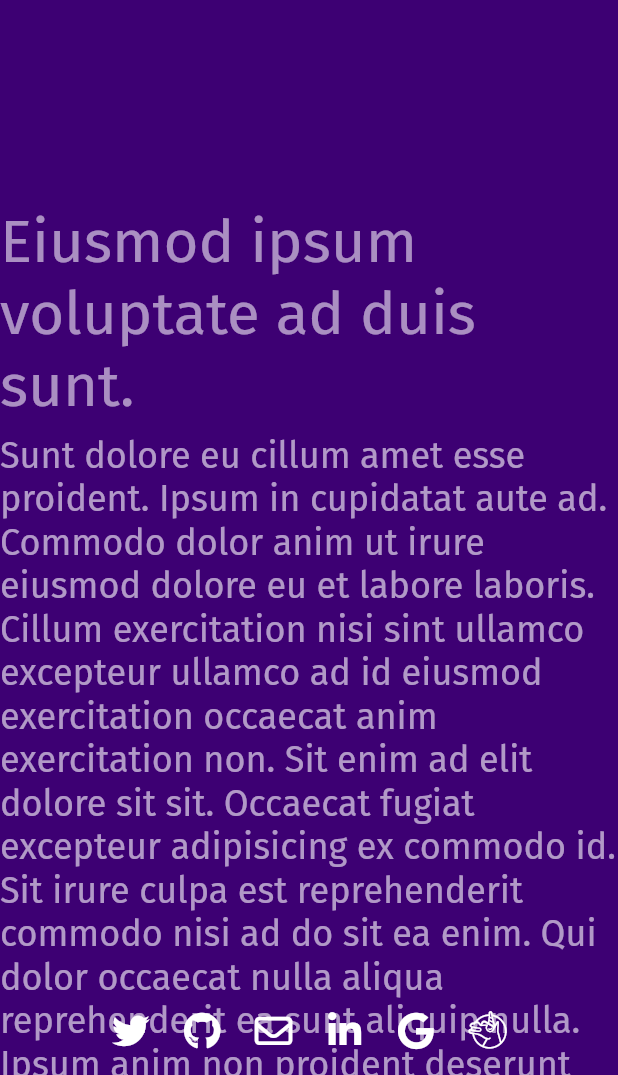
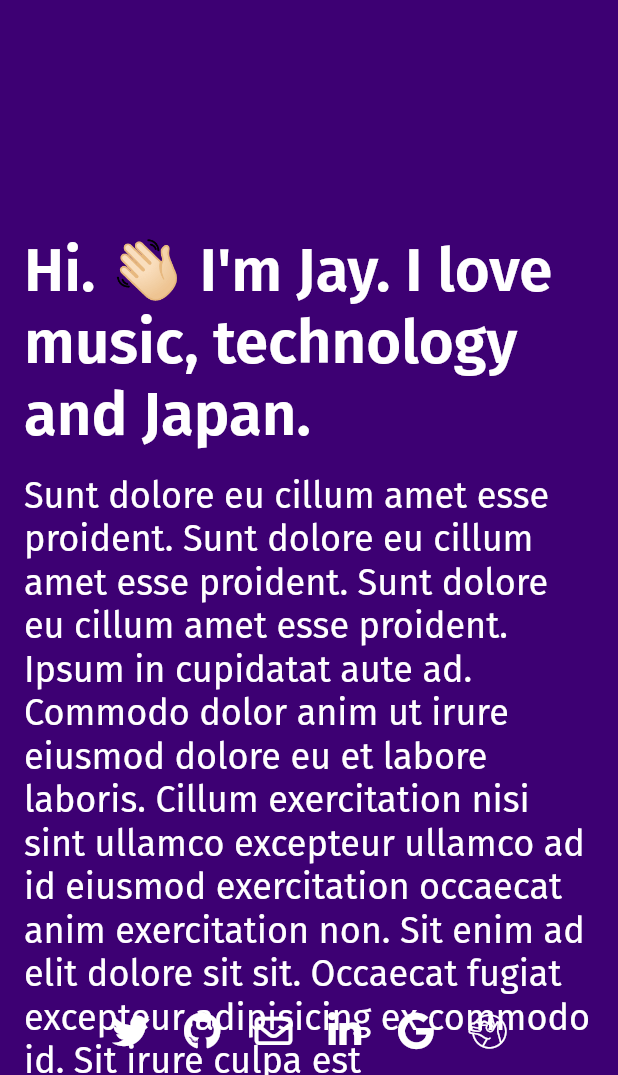
Before and after one commit to jfk-dev/portfolio, a Flutter app: the screen it shows after launch, scrolled down 576 dp, on a phone screen of 412 x 824 dp, the part 161-1236 px from its top. Run offline on Flutter 3.47's test engine with Material 2 defaults, Android fonts, the phone set to English and light mode, and no system bars; our stand-ins replace font_awesome_flutter, gap, google_fonts.

Commit message:
feat: improve mobile layout, add waves between sections

```diff
--- a/lib/hud/animated_logo.dart
+++ b/lib/hud/animated_logo.dart
@@ -1,5 +1,3 @@
-import 'dart:ui';
-
 import 'package:flutter/material.dart';
 import 'package:portfolio/extensions/extensions.dart';
 import 'package:portfolio/resources/resources.dart';
--- a/lib/hud/animated_social_icons.dart
+++ b/lib/hud/animated_social_icons.dart
@@ -3,10 +3,8 @@ import 'dart:ui';
 import 'package:flutter/material.dart';
 import 'package:font_awesome_flutter/font_awesome_flutter.dart';
 import 'package:portfolio/extensions/extensions.dart';
-import 'package:portfolio/resources/custom_icons.dart';
 import 'package:portfolio/resources/resources.dart';
 import 'package:portfolio/widgets/widgets.dart';
-import 'package:provider/provider.dart';
 import 'package:url_launcher/url_launcher.dart';
 
 class AnimatedSocialIcons extends StatelessWidget {
--- a/lib/page_sections/all_page_sections.dart
+++ b/lib/page_sections/all_page_sections.dart
@@ -27,7 +27,9 @@ class PageSections extends StatelessWidget {
         for (var i = 0; i < colors.length; i++)
           Provider(
             create: (_) => PageSectionContext(pageIndex: i + 1),
-            child: Container(
+            child: Column(
+              children: [
+                Container(
                   width: size.width,
                   height: size.height,
                   color: colors.elementAt(i),
@@ -40,6 +42,13 @@ class PageSections extends StatelessWidget {
                           ),
                         ),
                 ),
+                if (i != colors.length - 1)
+                  WaveSectionTransition(
+                    fromColor: colors.elementAt(i),
+                    toColor: colors.elementAt(i + 1),
+                  ),
+              ],
+            ),
           ),
       ],
     );
--- a/lib/page_sections/page_sections.dart
+++ b/lib/page_sections/page_sections.dart
@@ -1,5 +1,6 @@
 export 'all_page_sections.dart';
 export 'page_section_context.dart';
+export 'section_layout.dart';
 export 'sections/sections.dart';
-export 'section_layout.dart';
+export 'wave_section_transition.dart';
 export 'wave_wallpaper.dart';
--- a/lib/page_sections/section_layout.dart
+++ b/lib/page_sections/section_layout.dart
@@ -1,8 +1,6 @@
 import 'package:flutter/material.dart';
 import 'package:gap/gap.dart';
 import 'package:portfolio/extensions/extensions.dart';
-import 'package:portfolio/page_sections/page_sections.dart';
-import 'package:provider/provider.dart';
 
 enum SectionAlignment { left, right }
 
@@ -25,39 +23,32 @@ class SectionLayout extends StatelessWidget {
   @override
   Widget build(BuildContext context) {
     final mediaQuery = MediaQuery.of(context);
-    final isMobile = mediaQuery.size.width < 600;
-
-    final pageIndex = context.select((PageSectionContext ctx) => ctx.pageIndex);
+    final isMobile = mediaQuery.size.width < 700;
 
     final effectiveTitle = _SectionTitle(child: title);
     final effectiveBody = _SectionBody(child: body);
     final effectiveContent = _SectionContent(child: content);
 
     if (isMobile) {
-      return Column(
-        crossAxisAlignment: CrossAxisAlignment.start,
-        children: [
-          effectiveTitle,
-          const Gap(_overallSpacing),
-          Expanded(
-            child: effectiveBody,
-          ),
-          const Gap(_overallSpacing),
-          effectiveContent,
-        ],
-      );
-    } else {
-      final leftSide = Expanded(
+      return Padding(
+        padding: const EdgeInsets.all(_overallSpacing),
         child: Column(
           crossAxisAlignment: CrossAxisAlignment.start,
           children: [
             effectiveTitle,
             const Gap(_overallSpacing),
+            effectiveBody,
+            const Gap(_overallSpacing),
             Expanded(
-              child: effectiveBody,
+              child: effectiveContent,
             ),
+            const Gap(128),
           ],
         ),
+      );
+    } else {
+      final leftSide = Expanded(
+        child: effectiveBody,
       );
       final rightSide = Expanded(
         child: effectiveContent,
@@ -65,21 +56,31 @@ class SectionLayout extends StatelessWidget {
 
       return Padding(
         padding: const EdgeInsets.all(_overallSpacing),
-        child: Row(
+        child: Column(
+          crossAxisAlignment: CrossAxisAlignment.start,
           children: [
-            if (alignment == SectionAlignment.left) leftSide else rightSide,
-            const Gap(_overallSpacing * 2),
-            if (alignment == SectionAlignment.left) rightSide else leftSide,
+            effectiveTitle,
+            const Gap(_overallSpacing),
+            Expanded(
+              child: Row(
+                crossAxisAlignment: CrossAxisAlignment.start,
+                children: [
+                  if (alignment == SectionAlignment.left)
+                    leftSide
+                  else
+                    rightSide,
+                  const Gap(_overallSpacing * 2),
+                  if (alignment == SectionAlignment.left)
+                    rightSide
+                  else
+                    leftSide,
+                ],
+              ),
+            ),
           ],
         ),
       );
     }
-
-    return Column(
-      children: [
-        _SectionTitle(child: title),
-      ],
-    );
   }
 }
 
@@ -91,7 +92,7 @@ class _SectionTitle extends StatelessWidget {
   @override
   Widget build(BuildContext context) {
     final offsetT = context.clampedPageScrolls(
-      offset: -0.7,
+      offset: -0.9,
       multiplier: 2,
     );
 
@@ -113,7 +114,7 @@ class _SectionBody extends StatelessWidget {
   @override
   Widget build(BuildContext context) {
     final offsetT = context.clampedPageScrolls(
-      offset: -0.6,
+      offset: -0.8,
       multiplier: 2,
     );
 
@@ -121,6 +122,7 @@ class _SectionBody extends StatelessWidget {
       offsetT: offsetT,
       child: DefaultTextStyle.merge(
         style: Theme.of(context).textTheme.headlineSmall,
+        overflow: TextOverflow.fade,
         child: child,
       ),
     );
@@ -134,9 +136,17 @@ class _SectionContent extends StatelessWidget {
 
   @override
   Widget build(BuildContext context) {
-    return DefaultTextStyle.merge(
-      style: Theme.of(context).textTheme.bodyLarge,
-      child: child,
+    final offsetT = context.clampedPageScrolls(
+      offset: -0.7,
+      multiplier: 2,
+    );
+
+    return SlideAndFade(
+      offsetT: offsetT,
+      child: DefaultTextStyle.merge(
+        style: Theme.of(context).textTheme.bodyLarge,
+        child: child,
+      ),
     );
   }
 }
@@ -145,23 +155,31 @@ class SlideAndFade extends StatelessWidget {
   const SlideAndFade({
     super.key,
     this.startOffset = const Offset(0, -32),
+    this.startScale = 0.95,
     required this.offsetT,
     required this.child,
   });
 
   final Offset startOffset;
+  final double startScale;
   final double offsetT;
   final Widget child;
 
   @override
   Widget build(BuildContext context) {
-    final curvedOffset = Curves.easeInOut.transform(offsetT);
+    final curvedSlideOffset = Curves.easeInOut.transform(offsetT);
+    final curvedScaleOffset = Curves.easeInOut.transform(offsetT);
+
+    final currentScale = startScale + (1 - startScale) * curvedScaleOffset;
 
     return Opacity(
       opacity: offsetT,
       child: Transform.translate(
-        offset: Offset.lerp(startOffset, Offset.zero, curvedOffset)!,
-        child: child,
+        offset: Offset.lerp(startOffset, Offset.zero, curvedSlideOffset)!,
+        child: Transform.scale(
+          scale: currentScale,
+          child: child,
+        ),
       ),
     );
   }
--- a/lib/page_sections/sections/introduction_section.dart
+++ b/lib/page_sections/sections/introduction_section.dart
@@ -1,21 +1,24 @@
 import 'package:flutter/material.dart';
 import 'package:portfolio/page_sections/page_sections.dart';
 import 'package:portfolio/widgets/widgets.dart';
-import 'package:provider/provider.dart';
+// import 'package:provider/provider.dart';
 
 class IntroductionSection extends StatelessWidget {
   const IntroductionSection({super.key});
 
   @override
   Widget build(BuildContext context) {
-    final pageContext = context.watch<PageSectionContext>();
+    // final pageContext = context.watch<PageSectionContext>();
 
     // cspell:disable
     return const SectionLayout(
-      title: const Text('Eiusmod ipsum voluptate ad duis sunt.'),
-      body: const Text(
+      title: Text(
+        '''
+Hi. 👋🏻 I'm Jay. I love music, technology and Japan.''',
+      ),
+      body: Text(
         // ignore: lines_longer_than_80_chars
-        'Sunt dolore eu cillum amet esse proident. Ipsum in cupidatat aute ad. Commodo dolor anim ut irure eiusmod dolore eu et labore laboris. Cillum exercitation nisi sint ullamco excepteur ullamco ad id eiusmod exercitation occaecat anim exercitation non. Sit enim ad elit dolore sit sit. Occaecat fugiat excepteur adipisicing ex commodo id. Sit irure culpa est reprehenderit commodo nisi ad do sit ea enim. Qui dolor occaecat nulla aliqua reprehenderit ea sunt aliquip nulla. Ipsum anim non proident deserunt qui reprehenderit deserunt culpa consectetur ullamco commodo cupidatat mollit laborum.',
+        'Sunt dolore eu cillum amet esse proident. Sunt dolore eu cillum amet esse proident. Sunt dolore eu cillum amet esse proident. Ipsum in cupidatat aute ad. Commodo dolor anim ut irure eiusmod dolore eu et labore laboris. Cillum exercitation nisi sint ullamco excepteur ullamco ad id eiusmod exercitation occaecat anim exercitation non. Sit enim ad elit dolore sit sit. Occaecat fugiat excepteur adipisicing ex commodo id. Sit irure culpa est reprehenderit commodo nisi ad do sit ea enim. Qui dolor occaecat nulla aliqua reprehenderit ea sunt aliquip nulla. Ipsum anim non proident deserunt qui reprehenderit deserunt culpa consectetur ullamco commodo cupidatat mollit laborum.',
       ),
       content: ExampleImage(),
     );
--- a/lib/page_sections/wave_wallpaper.dart
+++ b/lib/page_sections/wave_wallpaper.dart
@@ -1,7 +1,5 @@
 import 'package:flutter/material.dart';
-import 'package:portfolio/extensions/extensions.dart';
 import 'package:portfolio/theme/theme.dart';
-import 'package:provider/provider.dart';
 import 'package:wave/config.dart' as wave;
 import 'package:wave/wave.dart';
 
--- a/lib/theme/theme.dart
+++ b/lib/theme/theme.dart
@@ -6,23 +6,20 @@ import 'package:portfolio/theme/theme.dart';
 export 'colors.dart';
 
 abstract class PortfolioTheme {
-  static ThemeData light() {
-    final base = ThemeData.light();
-    return base.copyWith(
-      extensions: const [
-        CustomColors.light(),
-      ],
-      textTheme: GoogleFonts.firaSansTextTheme(base.textTheme),
-    );
-  }
-
   static ThemeData dark() {
     final base = ThemeData.dark();
+    final baseTextTheme = GoogleFonts.firaSansTextTheme(base.textTheme);
+
     return base.copyWith(
       extensions: const [
         CustomColors.dark(),
       ],
-      textTheme: GoogleFonts.firaSansTextTheme(base.textTheme),
+      textTheme: baseTextTheme.copyWith(
+        headlineLarge: baseTextTheme.headlineLarge!.copyWith(
+          fontWeight: FontWeight.w600,
+          color: baseTextTheme.headlineLarge!.color!.withOpacity(1),
+        ),
+      ),
       appBarTheme: base.appBarTheme.copyWith(
         systemOverlayStyle: const SystemUiOverlayStyle(
           statusBarColor: Colors.white,
--- a/packages/wave/lib/config.dart
+++ b/packages/wave/lib/config.dart
@@ -1,3 +1,5 @@
+// ignore_for_file: lines_longer_than_80_chars
+
 import 'package:flutter/widgets.dart';
 
 enum ColorMode {
@@ -7,23 +9,23 @@ enum ColorMode {
   /// Waves using *random* **color**, **alpha** and **amplitude**.
   random,
 
-  /// Waves' colors must be set, and [colors]'s length must equal with [layers]
+  /// Waves' colors must be set, and `colors`'s length must equal with `layers`.
   custom,
 }
 
 abstract class Config {
+  const Config({this.colorMode});
 
-  Config({this.colorMode});
   final ColorMode? colorMode;
 
   static void throwNullError(String colorModeStr, String configStr) {
     throw FlutterError(
-        'When using `ColorMode.$colorModeStr`, `$configStr` must be set.',);
+      'When using `ColorMode.$colorModeStr`, `$configStr` must be set.',
+    );
   }
 }
 
 class CustomConfig extends Config {
-
   CustomConfig({
     this.colors,
     this.gradients,
@@ -32,53 +34,52 @@ class CustomConfig extends Config {
     required this.durations,
     required this.heightPercentages,
     this.blur,
-  })  : assert(() {
+  })  : assert(
+          () {
             if (colors == null && gradients == null) {
               Config.throwNullError('custom', 'colors` or `gradients');
             }
             return true;
-        }(),),
-        assert(() {
+          }(),
+          '`colors` or `gradients` must be set.',
+        ),
+        assert(
+          () {
             if (gradients == null &&
                 (gradientBegin != null || gradientEnd != null)) {
               throw FlutterError(
-                'You set a gradient direction but forgot setting `gradients`.',);
+                'You set a gradient direction but forgot setting `gradients`.',
+              );
             }
             return true;
-        }(),),
-        assert(() {
-          if (durations == null) {
-            Config.throwNullError('custom', 'durations');
-          }
-          return true;
-        }(),),
-        assert(() {
-          if (heightPercentages == null) {
-            Config.throwNullError('custom', 'heightPercentages');
-          }
-          return true;
-        }(),),
-        assert(() {
-          if (colors != null &&
-              durations != null &&
-              heightPercentages != null) {
+          }(),
+          'You set a gradient direction but forgot setting `gradients`.',
+        ),
+        assert(
+          () {
+            if (colors != null) {
               if (colors.length != durations.length ||
                   colors.length != heightPercentages.length) {
                 throw FlutterError(
-                  'Length of `colors`, `durations` and `heightPercentages` must be equal.',);
+                  'Length of `colors`, `durations` and `heightPercentages` must be equal.',
+                );
               }
             }
             return true;
-        }(),),
-        assert(colors == null || gradients == null,
-            'Cannot provide both colors and gradients.',),
+          }(),
+          'Length of `colors`, `durations` and `heightPercentages` must be equal.',
+        ),
+        assert(
+          colors == null || gradients == null,
+          'Cannot provide both colors and gradients.',
+        ),
         super(colorMode: ColorMode.custom);
   final List<Color>? colors;
   final List<List<Color>>? gradients;
   final Alignment? gradientBegin;
   final Alignment? gradientEnd;
-  final List<int>? durations;
-  final List<double>? heightPercentages;
+  final List<int> durations;
+  final List<double> heightPercentages;
   final MaskFilter? blur;
 }
 
--- a/packages/wave/lib/wave.dart
+++ b/packages/wave/lib/wave.dart
@@ -246,7 +246,7 @@ class _WaveWidgetState extends State<WaveWidget> with TickerProviderStateMixin {
   void _initAnimations() {
     if (widget.config.colorMode == ColorMode.custom) {
       _waveControllers =
-          (widget.config as CustomConfig).durations!.map((duration) {
+          (widget.config as CustomConfig).durations.map((duration) {
         _waveAmplitudes.add(widget.waveAmplitude + 10);
         return AnimationController(
           vsync: this,
@@ -306,7 +306,7 @@ class _WaveWidgetState extends State<WaveWidget> with TickerProviderStateMixin {
               gradientBegin: begin,
               gradientEnd: end,
               heightPercentage:
-                  (widget.config as CustomConfig).heightPercentages![i],
+                  (widget.config as CustomConfig).heightPercentages[i],
               repaint: _waveControllers[i],
               waveFrequency: widget.waveFrequency,
               wavePhaseValue: _wavePhaseValues[i],
```
Also changed, not shown: lib/page_sections/wave_section_transition.dart (added, +58 -0 lines), lib/widgets/example_image.dart (+13 -7 lines), 1 other file. Lines whose indentation alone changed are shown as unchanged.
